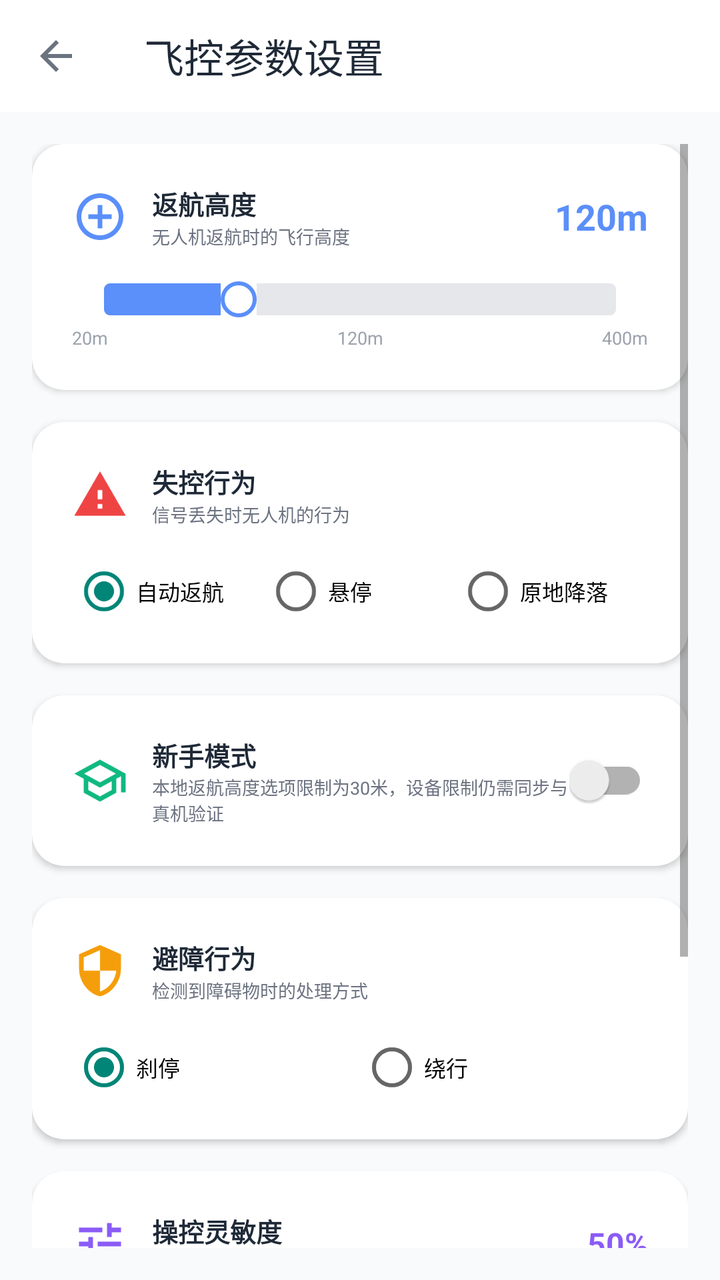
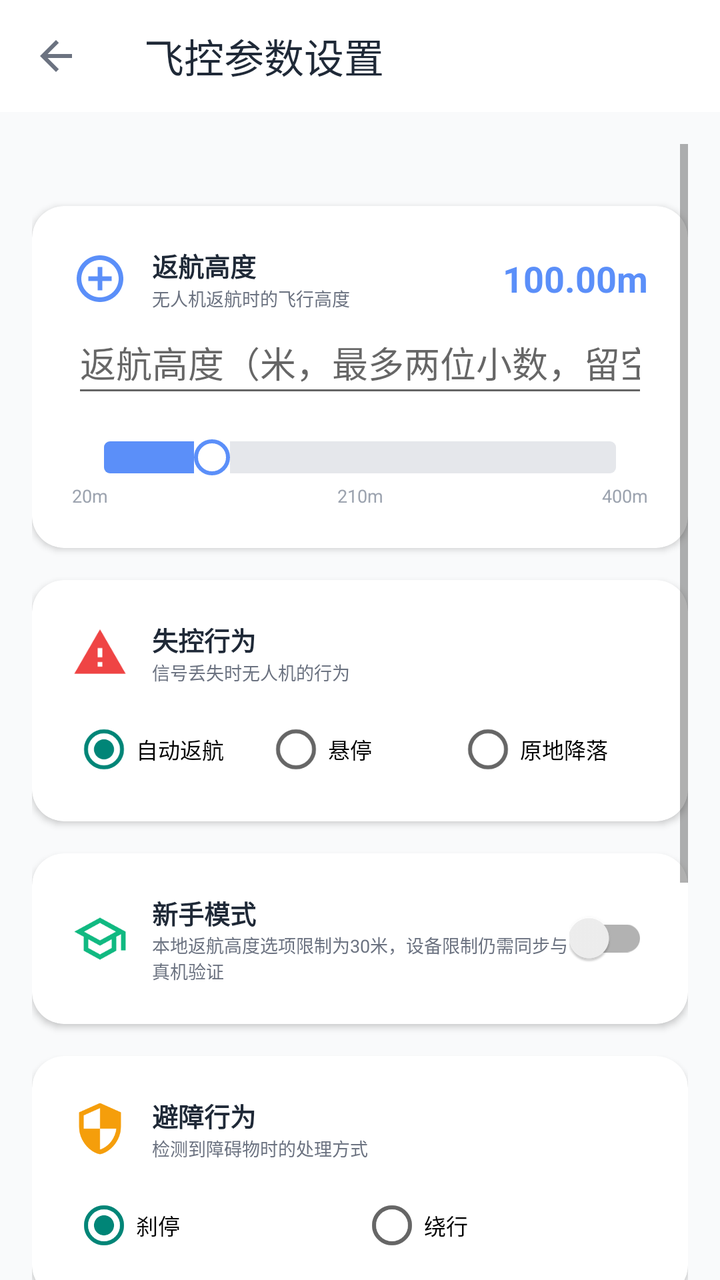

Screens rendered from an Android XML layout before and after an edit, with the pre-edit source and the edit as a unified diff.
<!-- AndroidManifest.xml: application theme Theme.AppCompat.Light.NoActionBar -->
<!-- res/layout/activity_flight_settings.xml -->
<?xml version="1.0" encoding="utf-8"?>
<LinearLayout xmlns:android="http://schemas.android.com/apk/res/android"
              xmlns:app="http://schemas.android.com/apk/res-auto"
              android:layout_width="match_parent"
              android:layout_height="match_parent"
              android:orientation="vertical"
              android:background="@color/gray_50">

    
    <androidx.appcompat.widget.Toolbar
            android:id="@+id/toolbar"
            android:layout_width="match_parent"
            android:layout_height="?attr/actionBarSize"
            android:background="@color/white"
            app:title="@string/flight_parameters"
            app:titleTextColor="@color/gray_800"
            app:navigationIcon="@drawable/ic_arrow_back" />

    <ScrollView
            android:layout_width="match_parent"
            android:layout_height="0dp"
            android:layout_weight="1"
            android:padding="16dp">

        <LinearLayout
                android:layout_width="match_parent"
                android:layout_height="wrap_content"
                android:orientation="vertical">

            
            <androidx.cardview.widget.CardView
                    android:layout_width="match_parent"
                    android:layout_height="wrap_content"
                    android:layout_marginBottom="16dp"
                    app:cardCornerRadius="16dp"
                    app:cardElevation="2dp">

                <LinearLayout
                        android:layout_width="match_parent"
                        android:layout_height="wrap_content"
                        android:orientation="vertical"
                        android:padding="20dp">

                    <LinearLayout
                            android:layout_width="match_parent"
                            android:layout_height="wrap_content"
                            android:orientation="horizontal"
                            android:gravity="center_vertical">

                        <ImageView
                                android:layout_width="28dp"
                                android:layout_height="28dp"
                                android:src="@drawable/ic_altitude"
                                android:tint="@color/primary" />

                        <LinearLayout
                                android:layout_width="0dp"
                                android:layout_height="wrap_content"
                                android:layout_weight="1"
                                android:layout_marginStart="12dp"
                                android:orientation="vertical">

                            <TextView
                                    android:layout_width="wrap_content"
                                    android:layout_height="wrap_content"
                                    android:text="@string/flight_return_altitude"
                                    android:textSize="13sp"
                                    android:textStyle="bold"
                                    android:textColor="@color/gray_800" />

                            <TextView
                                    android:layout_width="wrap_content"
                                    android:layout_height="wrap_content"
                                    android:text="@string/flight_return_altitude_desc"
                                    android:textSize="9sp"
                                    android:textColor="@color/gray_500" />
                        </LinearLayout>

                        <TextView
                                android:id="@+id/tv_altitude_value"
                                android:layout_width="wrap_content"
                                android:layout_height="wrap_content"
                                android:text="120m"
                                android:textSize="18sp"
                                android:textStyle="bold"
                                android:textColor="@color/primary" />
                    </LinearLayout>

                    <SeekBar
                            android:id="@+id/sb_altitude"
                            android:layout_width="match_parent"
                            android:layout_height="wrap_content"
                            android:layout_marginTop="16dp"
                            android:max="380"
                            android:progress="100"
                            android:progressDrawable="@drawable/slider_progress"
                            android:thumb="@drawable/slider_thumb" />

                    <LinearLayout
                            android:layout_width="match_parent"
                            android:layout_height="wrap_content"
                            android:orientation="horizontal"
                            android:layout_marginTop="4dp">

                        <TextView
                                android:layout_width="0dp"
                                android:layout_height="wrap_content"
                                android:layout_weight="1"
                                android:text="20m"
                                android:textSize="9sp"
                                android:textColor="@color/gray_400" />

                        <TextView
                                android:layout_width="0dp"
                                android:layout_height="wrap_content"
                                android:layout_weight="1"
                                android:text="120m"
                                android:textSize="9sp"
                                android:textColor="@color/gray_400"
                                android:gravity="center" />

                        <TextView
                                android:layout_width="0dp"
                                android:layout_height="wrap_content"
                                android:layout_weight="1"
                                android:text="400m"
                                android:textSize="9sp"
                                android:textColor="@color/gray_400"
                                android:gravity="end" />
                    </LinearLayout>
                </LinearLayout>
            </androidx.cardview.widget.CardView>

            
            <androidx.cardview.widget.CardView
                    android:layout_width="match_parent"
                    android:layout_height="wrap_content"
                    android:layout_marginBottom="16dp"
                    app:cardCornerRadius="16dp"
                    app:cardElevation="2dp">

                <LinearLayout
                        android:layout_width="match_parent"
                        android:layout_height="wrap_content"
                        android:orientation="vertical"
                        android:padding="20dp">

                    <LinearLayout
                            android:layout_width="match_parent"
                            android:layout_height="wrap_content"
                            android:orientation="horizontal"
                            android:gravity="center_vertical"
                            android:layout_marginBottom="16dp">

                        <ImageView
                                android:layout_width="28dp"
                                android:layout_height="28dp"
                                android:src="@drawable/ic_warning"
                                android:tint="@color/red_500" />

                        <LinearLayout
                                android:layout_width="0dp"
                                android:layout_height="wrap_content"
                                android:layout_weight="1"
                                android:layout_marginStart="12dp"
                                android:orientation="vertical">

                            <TextView
                                    android:layout_width="wrap_content"
                                    android:layout_height="wrap_content"
                                    android:text="@string/flight_failsafe"
                                    android:textSize="13sp"
                                    android:textStyle="bold"
                                    android:textColor="@color/gray_800" />

                            <TextView
                                    android:layout_width="wrap_content"
                                    android:layout_height="wrap_content"
                                    android:text="@string/flight_failsafe_desc"
                                    android:textSize="9sp"
                                    android:textColor="@color/gray_500" />
                        </LinearLayout>
                    </LinearLayout>

                    <RadioGroup
                            android:id="@+id/rg_failsafe"
                            android:layout_width="match_parent"
                            android:layout_height="wrap_content"
                            android:orientation="horizontal">

                        <RadioButton
                                android:id="@+id/rb_failsafe_rth"
                                android:layout_width="0dp"
                                android:layout_height="wrap_content"
                                android:layout_weight="1"
                                android:text="自动返航"
                                android:textSize="11sp"
                                android:checked="true" />

                        <RadioButton
                                android:id="@+id/rb_failsafe_hover"
                                android:layout_width="0dp"
                                android:layout_height="wrap_content"
                                android:layout_weight="1"
                                android:text="悬停"
                                android:textSize="11sp" />

                        <RadioButton
                                android:id="@+id/rb_failsafe_land"
                                android:layout_width="0dp"
                                android:layout_height="wrap_content"
                                android:layout_weight="1"
                                android:text="原地降落"
                                android:textSize="11sp" />
                    </RadioGroup>
                </LinearLayout>
            </androidx.cardview.widget.CardView>

            
            <androidx.cardview.widget.CardView
                    android:layout_width="match_parent"
                    android:layout_height="wrap_content"
                    android:layout_marginBottom="16dp"
                    app:cardCornerRadius="16dp"
                    app:cardElevation="2dp">

                <LinearLayout
                        android:layout_width="match_parent"
                        android:layout_height="wrap_content"
                        android:orientation="vertical"
                        android:padding="20dp">

                    <LinearLayout
                            android:layout_width="match_parent"
                            android:layout_height="wrap_content"
                            android:orientation="horizontal"
                            android:gravity="center_vertical">

                        <ImageView
                                android:layout_width="28dp"
                                android:layout_height="28dp"
                                android:src="@drawable/ic_school"
                                android:tint="@color/green_500" />

                        <LinearLayout
                                android:layout_width="0dp"
                                android:layout_height="wrap_content"
                                android:layout_weight="1"
                                android:layout_marginStart="12dp"
                                android:orientation="vertical">

                            <TextView
                                    android:layout_width="wrap_content"
                                    android:layout_height="wrap_content"
                                    android:text="@string/flight_beginner"
                                    android:textSize="13sp"
                                    android:textStyle="bold"
                                    android:textColor="@color/gray_800" />

                            <TextView
                                    android:layout_width="wrap_content"
                                    android:layout_height="wrap_content"
                                    android:text="@string/flight_beginner_desc"
                                    android:textSize="9sp"
                                    android:textColor="@color/gray_500" />
                        </LinearLayout>

                        <androidx.appcompat.widget.SwitchCompat
                                android:id="@+id/switch_beginner"
                                android:layout_width="wrap_content"
                                android:layout_height="wrap_content" />
                    </LinearLayout>

                    <TextView
                            android:id="@+id/tv_beginner_warning"
                            android:layout_width="match_parent"
                            android:layout_height="wrap_content"
                            android:layout_marginTop="12dp"
                            android:padding="12dp"
                            android:text="本地返航高度选项已限制为30m；设备限制仍需下发确认与真机验证"
                            android:textSize="10sp"
                            android:textColor="@color/green_700"
                            android:background="@drawable/bg_green_light"
                            android:visibility="gone" />
                </LinearLayout>
            </androidx.cardview.widget.CardView>

            
            <androidx.cardview.widget.CardView
                    android:layout_width="match_parent"
                    android:layout_height="wrap_content"
                    android:layout_marginBottom="16dp"
                    app:cardCornerRadius="16dp"
                    app:cardElevation="2dp">

                <LinearLayout
                        android:layout_width="match_parent"
                        android:layout_height="wrap_content"
                        android:orientation="vertical"
                        android:padding="20dp">

                    <LinearLayout
                            android:layout_width="match_parent"
                            android:layout_height="wrap_content"
                            android:orientation="horizontal"
                            android:gravity="center_vertical"
                            android:layout_marginBottom="16dp">

                        <ImageView
                                android:layout_width="28dp"
                                android:layout_height="28dp"
                                android:src="@drawable/ic_shield"
                                android:tint="@color/orange_500" />

                        <LinearLayout
                                android:layout_width="0dp"
                                android:layout_height="wrap_content"
                                android:layout_weight="1"
                                android:layout_marginStart="12dp"
                                android:orientation="vertical">

                            <TextView
                                    android:layout_width="wrap_content"
                                    android:layout_height="wrap_content"
                                    android:text="@string/flight_obstacle"
                                    android:textSize="13sp"
                                    android:textStyle="bold"
                                    android:textColor="@color/gray_800" />

                            <TextView
                                    android:layout_width="wrap_content"
                                    android:layout_height="wrap_content"
                                    android:text="@string/flight_obstacle_desc"
                                    android:textSize="9sp"
                                    android:textColor="@color/gray_500" />
                        </LinearLayout>
                    </LinearLayout>

                    <RadioGroup
                            android:id="@+id/rg_obstacle"
                            android:layout_width="match_parent"
                            android:layout_height="wrap_content"
                            android:orientation="horizontal">

                        <RadioButton
                                android:id="@+id/rb_obstacle_brake"
                                android:layout_width="0dp"
                                android:layout_height="wrap_content"
                                android:layout_weight="1"
                                android:text="刹停"
                                android:textSize="11sp"
                                android:checked="true" />

                        <RadioButton
                                android:id="@+id/rb_obstacle_bypass"
                                android:layout_width="0dp"
                                android:layout_height="wrap_content"
                                android:layout_weight="1"
                                android:text="绕行"
                                android:textSize="11sp" />
                    </RadioGroup>
                </LinearLayout>
            </androidx.cardview.widget.CardView>

            
            <androidx.cardview.widget.CardView
                    android:layout_width="match_parent"
                    android:layout_height="wrap_content"
                    android:layout_marginBottom="24dp"
                    app:cardCornerRadius="16dp"
                    app:cardElevation="2dp">

                <LinearLayout
                        android:layout_width="match_parent"
                        android:layout_height="wrap_content"
                        android:orientation="vertical"
                        android:padding="20dp">

                    <LinearLayout
                            android:layout_width="match_parent"
                            android:layout_height="wrap_content"
                            android:orientation="horizontal"
                            android:gravity="center_vertical">

                        <ImageView
                                android:layout_width="28dp"
                                android:layout_height="28dp"
                                android:src="@drawable/ic_sensitivity"
                                android:tint="@color/purple_500" />

                        <LinearLayout
                                android:layout_width="0dp"
                                android:layout_height="wrap_content"
                                android:layout_weight="1"
                                android:layout_marginStart="12dp"
                                android:orientation="vertical">

                            <TextView
                                    android:layout_width="wrap_content"
                                    android:layout_height="wrap_content"
                                    android:text="@string/flight_sensitivity"
                                    android:textSize="13sp"
                                    android:textStyle="bold"
                                    android:textColor="@color/gray_800" />

                            <TextView
                                    android:layout_width="wrap_content"
                                    android:layout_height="wrap_content"
                                    android:text="@string/flight_sensitivity_desc"
                                    android:textSize="9sp"
                                    android:textColor="@color/gray_500" />
                        </LinearLayout>

                        <TextView
                                android:id="@+id/tv_sensitivity_value"
                                android:layout_width="wrap_content"
                                android:layout_height="wrap_content"
                                android:text="50%"
                                android:textSize="16sp"
                                android:textStyle="bold"
                                android:textColor="@color/purple_500" />
                    </LinearLayout>

                    <SeekBar
                            android:id="@+id/sb_sensitivity"
                            android:layout_width="match_parent"
                            android:layout_height="wrap_content"
                            android:layout_marginTop="16dp"
                            android:max="100"
                            android:progress="50"
                            android:progressDrawable="@drawable/slider_progress_purple"
                            android:thumb="@drawable/slider_thumb_purple" />
                </LinearLayout>
            </androidx.cardview.widget.CardView>

            
            <TextView
                    android:id="@+id/tv_sync_status"
                    android:layout_width="match_parent"
                    android:layout_height="wrap_content"
                    android:layout_marginBottom="16dp"
                    android:text="当前显示本地设置，设备尚未确认。连接后请点击保存并同步。"
                    android:textColor="@color/gray_700"
                    android:textSize="13sp" />
            <Button
                    android:id="@+id/btn_save"
                    android:layout_width="match_parent"
                    android:layout_height="48dp"
                    android:layout_marginBottom="32dp"
                    android:text="@string/save_settings"
                    android:textSize="13sp"
                    android:background="@drawable/bg_primary_rounded"
                    android:textColor="@color/white" />

        </LinearLayout>
    </ScrollView>

</LinearLayout>
<!-- resources referenced by this layout -->
<resources>
  <color name="gray_400">#9CA3AF</color>
  <color name="gray_50">#F9FAFB</color>
  <color name="gray_500">#6B7280</color>
  <color name="gray_700">#374151</color>
  <color name="gray_800">#1F2937</color>
  <color name="green_500">#10B981</color>
  <color name="green_700">#15803D</color>
  <color name="orange_500">#F59E0B</color>
  <color name="primary">#5B8FF9</color>
  <color name="purple_500">#8B5CF6</color>
  <color name="red_500">#EF4444</color>
  <color name="white">#FFFFFF</color>
  <!-- drawable bg_green_light (drawable) -->
  <?xml version="1.0" encoding="utf-8"?>
  <shape xmlns:android="http://schemas.android.com/apk/res/android">
      <solid android:color="@color/green_50"/>
      <corners android:radius="8dp"/>
  </shape>
  <!-- drawable bg_primary_rounded (drawable) -->
  <?xml version="1.0" encoding="utf-8"?>
  <shape xmlns:android="http://schemas.android.com/apk/res/android">
      <solid android:color="@color/primary"/>
      <corners android:radius="12dp"/>
  </shape>
  <!-- drawable ic_arrow_back (drawable) -->
  <?xml version="1.0" encoding="utf-8"?>
  <vector xmlns:android="http://schemas.android.com/apk/res/android"
      android:width="24dp"
      android:height="24dp"
      android:viewportWidth="24"
      android:viewportHeight="24">
      <path
          android:fillColor="@color/gray_500"
          android:pathData="M20,11H7.83l5.59,-5.59L12,4l-8,8 8,8 1.41,-1.41L7.83,13H20v-2z" />
  </vector>
  <!-- drawable ic_sensitivity (drawable) -->
  <?xml version="1.0" encoding="utf-8"?>
  <vector xmlns:android="http://schemas.android.com/apk/res/android"
          android:width="24dp"
          android:height="24dp"
          android:viewportWidth="24"
          android:viewportHeight="24">
      <path android:fillColor="@color/purple_500"
            android:pathData="M3,17v2h6v-2H3zM3,5v2h10V5H3zM13,21v-2h8v-2h-8v-2h-2v6h2zM7,9v2H3v2h4v2h2V9H7zM21,13v-2H11v2h10zM15,9h2V7h4V5h-4V3h-2v6z"/>
  </vector>
  <!-- drawable ic_warning (drawable) -->
  <?xml version="1.0" encoding="utf-8"?>
  <vector xmlns:android="http://schemas.android.com/apk/res/android"
          android:width="24dp"
          android:height="24dp"
          android:viewportWidth="24"
          android:viewportHeight="24">
      <path android:fillColor="@color/red_500"
            android:pathData="M1,21h22L12,2 1,21zM13,18h-2v-2h2v2zM13,14h-2v-4h2v4z"/>
  </vector>
  <!-- drawable slider_thumb (drawable) -->
  <?xml version="1.0" encoding="utf-8"?>
  <shape xmlns:android="http://schemas.android.com/apk/res/android"
         android:shape="oval">
      <solid android:color="@color/white"/>
      <stroke android:width="2dp" android:color="@color/primary"/>
      <size android:width="18dp" android:height="18dp"/>
  </shape>
  <!-- drawable slider_thumb_purple (drawable) -->
  <?xml version="1.0" encoding="utf-8"?>
  <shape xmlns:android="http://schemas.android.com/apk/res/android"
         android:shape="oval">
      <solid android:color="@color/white"/>
      <stroke android:width="2dp" android:color="@color/purple_500"/>
      <size android:width="18dp" android:height="18dp"/>
  </shape>
  <string name="flight_beginner">新手模式</string>
  <string name="flight_beginner_desc">本地返航高度选项限制为30米，设备限制仍需同步与真机验证</string>
  <string name="flight_failsafe">失控行为</string>
  <string name="flight_failsafe_desc">信号丢失时无人机的行为</string>
  <string name="flight_obstacle">避障行为</string>
  <string name="flight_obstacle_desc">检测到障碍物时的处理方式</string>
  <string name="flight_parameters">飞控参数设置</string>
  <string name="flight_return_altitude">返航高度</string>
  <string name="flight_return_altitude_desc">无人机返航时的飞行高度</string>
  <string name="flight_sensitivity">操控灵敏度</string>
  <string name="flight_sensitivity_desc">摇杆响应灵敏度调节</string>
  <string name="save_settings">保存设置</string>
  <color name="green_50">#ECFDF5</color>
  <color name="gray_200">#E5E7EB</color>
  <!-- unchanged entries left out for length: 5 -->
</resources>

<!-- the commit's change to res/layout/activity_flight_settings.xml (unified diff, before → after) -->
@@ -20,13 +20,20 @@
             android:layout_width="match_parent"
             android:layout_height="0dp"
             android:layout_weight="1"
-            android:padding="16dp">
+            android:padding="16dp"
+            android:clipToPadding="false">
 
         <LinearLayout
                 android:layout_width="match_parent"
                 android:layout_height="wrap_content"
                 android:orientation="vertical">
 
+            <TextView
+                    android:id="@+id/tv_settings_migration"
+                    android:layout_width="match_parent"
+                    android:layout_height="wrap_content"
+                    android:textColor="@color/gray_700"
+                    android:layout_marginBottom="12dp" />
             
             <androidx.cardview.widget.CardView
                     android:layout_width="match_parent"
@@ -80,19 +87,28 @@
                                 android:id="@+id/tv_altitude_value"
                                 android:layout_width="wrap_content"
                                 android:layout_height="wrap_content"
-                                android:text="120m"
+                                android:text="100.00m"
                                 android:textSize="18sp"
                                 android:textStyle="bold"
                                 android:textColor="@color/primary" />
                     </LinearLayout>
 
+                    <EditText
+                            android:id="@+id/et_return_altitude"
+                            android:layout_width="match_parent"
+                            android:layout_height="wrap_content"
+                            android:minHeight="48dp"
+                            android:inputType="numberDecimal"
+                            android:maxLength="12"
+                            android:singleLine="true"
+                            android:hint="返航高度（米，最多两位小数，留空为未设置）" />
                     <SeekBar
                             android:id="@+id/sb_altitude"
                             android:layout_width="match_parent"
                             android:layout_height="wrap_content"
                             android:layout_marginTop="16dp"
                             android:max="380"
-                            android:progress="100"
+                            android:progress="80"
                             android:progressDrawable="@drawable/slider_progress"
                             android:thumb="@drawable/slider_thumb" />
 
@@ -114,7 +130,7 @@
                                 android:layout_width="0dp"
                                 android:layout_height="wrap_content"
                                 android:layout_weight="1"
-                                android:text="120m"
+                                android:text="210m"
                                 android:textSize="9sp"
                                 android:textColor="@color/gray_400"
                                 android:gravity="center" />
@@ -415,7 +431,7 @@
                                 android:id="@+id/tv_sensitivity_value"
                                 android:layout_width="wrap_content"
                                 android:layout_height="wrap_content"
-                                android:text="50%"
+                                android:text="5 档（1–10）"
                                 android:textSize="16sp"
                                 android:textStyle="bold"
                                 android:textColor="@color/purple_500" />
@@ -426,13 +442,19 @@
                             android:layout_width="match_parent"
                             android:layout_height="wrap_content"
                             android:layout_marginTop="16dp"
-                            android:max="100"
-                            android:progress="50"
+                            android:max="9"
+                            android:progress="4"
                             android:progressDrawable="@drawable/slider_progress_purple"
                             android:thumb="@drawable/slider_thumb_purple" />
                 </LinearLayout>
             </androidx.cardview.widget.CardView>
 
+            <CheckBox
+                    android:id="@+id/cb_sensitivity_confirm"
+                    android:layout_width="match_parent"
+                    android:layout_height="wrap_content"
+                    android:text="已重新选择或确认当前灵敏度（1–10档）"
+                    android:visibility="gone" />
             
             <TextView
                     android:id="@+id/tv_sync_status"
<!-- resource entries referenced after the edit -->
@@ -81,7 +81,7 @@
   <string name="flight_return_altitude">返航高度</string>
   <string name="flight_return_altitude_desc">无人机返航时的飞行高度</string>
   <string name="flight_sensitivity">操控灵敏度</string>
-  <string name="flight_sensitivity_desc">摇杆响应灵敏度调节</string>
+  <string name="flight_sensitivity_desc">本地1–10档，设备响应仍待验证</string>
   <string name="save_settings">保存设置</string>
   <color name="green_50">#ECFDF5</color>
   <color name="gray_200">#E5E7EB</color>
